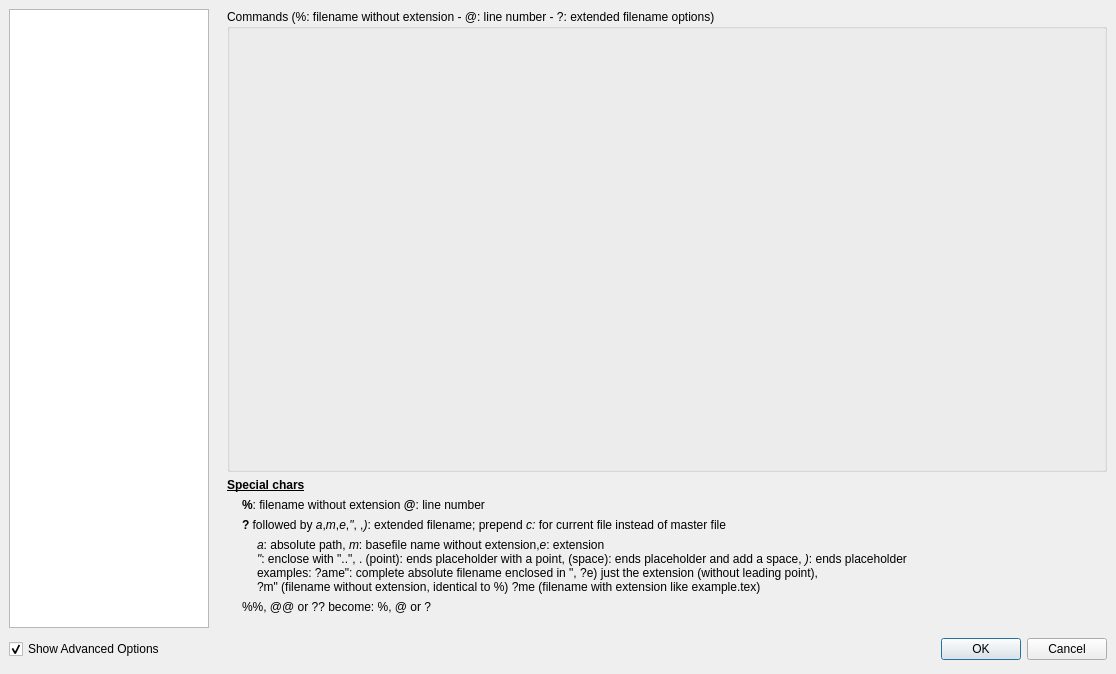
Old version of the form configdialog.ui in the repository svn2github/texstudio-trunk.
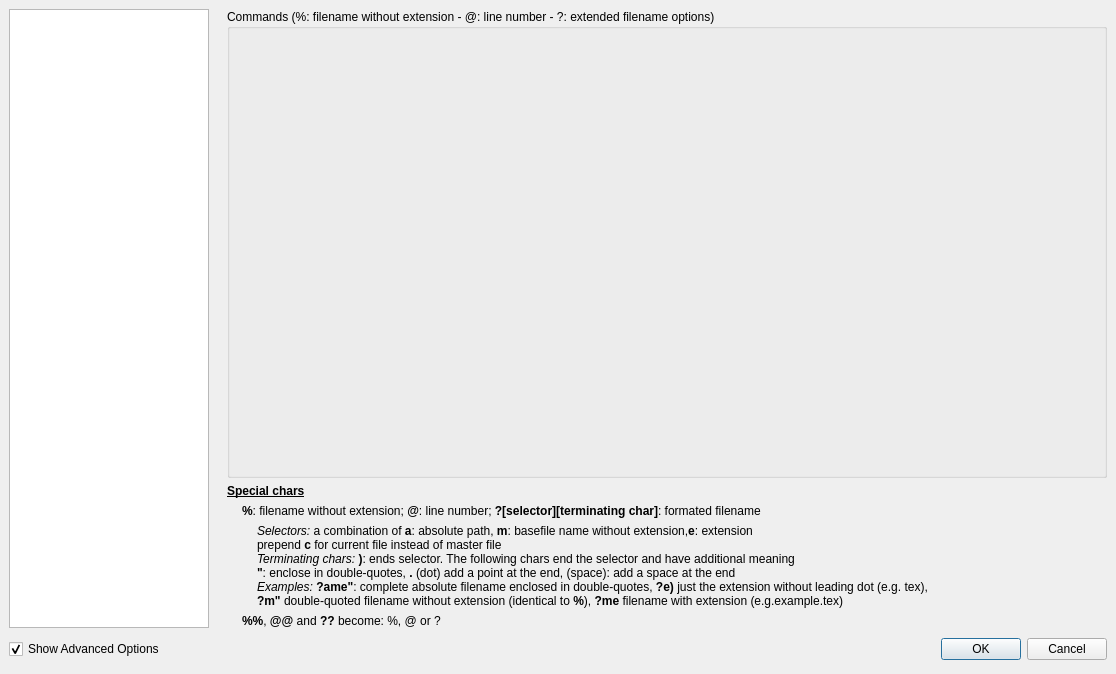
New version of the form. The open tabs and pages were chosen to show the change. Icons and pictures are not drawn.

```diff
--- a/configdialog.ui
+++ b/configdialog.ui
@@ -561,17 +561,8 @@
        <item>
         <widget class="QLabel" name="label_4">
          <property name="text">
-          <string>&lt;b&gt;%&lt;/b&gt;: filename without extension &lt;b&gt;@&lt;/b&gt;: line number </string>
-         </property>
-         <property name="indent">
-          <number>15</number>
-         </property>
-        </widget>
-       </item>
-       <item>
-        <widget class="QLabel" name="label_18">
-         <property name="text">
-          <string>&lt;b&gt;?&lt;/b&gt; followed by &lt;i&gt;a&lt;/i&gt;,&lt;!--&lt;i&gt;r&lt;/i&gt;,--&gt;&lt;i&gt;m&lt;/i&gt;,&lt;i&gt;e&lt;/i&gt;,&lt;i&gt;&quot;&lt;/i&gt;, ,&lt;i&gt;)&lt;/i&gt;: extended filename; prepend &lt;i&gt;c:&lt;/i&gt; for current file instead of master file</string>
+          <string>&lt;b&gt;%&lt;/b&gt;: filename without extension; &lt;b&gt;@&lt;/b&gt;: line number; &lt;b&gt;?[selector][terminating char]&lt;/b&gt;: formated filename
+</string>
          </property>
          <property name="indent">
           <number>15</number>
@@ -581,10 +572,12 @@
        <item>
         <widget class="QLabel" name="label_17">
          <property name="text">
-          <string>&lt;i&gt;a&lt;/i&gt;: absolute path, &lt;!--&lt;i&gt;r&lt;/i&gt;: relative path, --&gt;&lt;i&gt;m&lt;/i&gt;: basefile name without extension,&lt;i&gt;e&lt;/i&gt;: extension&lt;br /&gt;
-&lt;i&gt;&quot;&lt;/i&gt;: enclose with &quot;..&quot;, . (point): ends placeholder with a point, (space): ends placeholder and add a space, &lt;i&gt;)&lt;/i&gt;: ends placeholder &lt;br /&gt;
-examples: ?ame&quot;: complete absolute filename enclosed in &quot;, ?e) just the extension (without leading point), &lt;br /&gt;
-?m&quot; (filename without extension, identical to %) ?me (filename with extension like example.tex)</string>
+          <string>&lt;i&gt;Selectors:&lt;/i&gt; a combination of &lt;b&gt;a&lt;/b&gt;: absolute path, &lt;!--&lt;i&gt;r&lt;/i&gt;: relative path, --&gt;&lt;b&gt;m&lt;/b&gt;: basefile name without extension,&lt;b&gt;e&lt;/b&gt;: extension&lt;br /&gt;
+prepend &lt;b&gt;c&lt;/b&gt; for current file instead of master file&lt;br /&gt;
+&lt;i&gt;Terminating chars:&lt;/i&gt; &lt;b&gt;)&lt;/b&gt;: ends selector. The following chars end the selector and have additional meaning&lt;br /&gt;
+&lt;b&gt;&quot;&lt;/b&gt;: enclose in double-quotes, &lt;b&gt;.&lt;/b&gt; (dot) add a point at the end, (space): add a space at the end&lt;br /&gt;
+&lt;i&gt;Examples:&lt;/i&gt; &lt;b&gt;?ame&quot;&lt;/b&gt;: complete absolute filename enclosed in double-quotes, &lt;b&gt;?e)&lt;/b&gt; just the extension without leading dot (e.g. tex), &lt;br /&gt;
+&lt;b&gt;?m&quot;&lt;/b&gt; double-quoted filename without extension (identical to &lt;b&gt;%&lt;/b&gt;), &lt;b&gt;?me&lt;/b&gt; filename with extension (e.g.example.tex)</string>
          </property>
          <property name="indent">
           <number>30</number>
@@ -597,7 +590,7 @@
        <item>
         <widget class="QLabel" name="label_16">
          <property name="text">
-          <string>%%, @@ or ?? become: %, @ or ?
+          <string>&lt;b&gt;%%&lt;/b&gt;, &lt;b&gt;@@&lt;/b&gt; and &lt;b&gt;??&lt;/b&gt; become: %, @ or ?
 </string>
          </property>
          <property name="margin">
```
Left out of the diff: 10 changed lines with no effect on the pictures.
